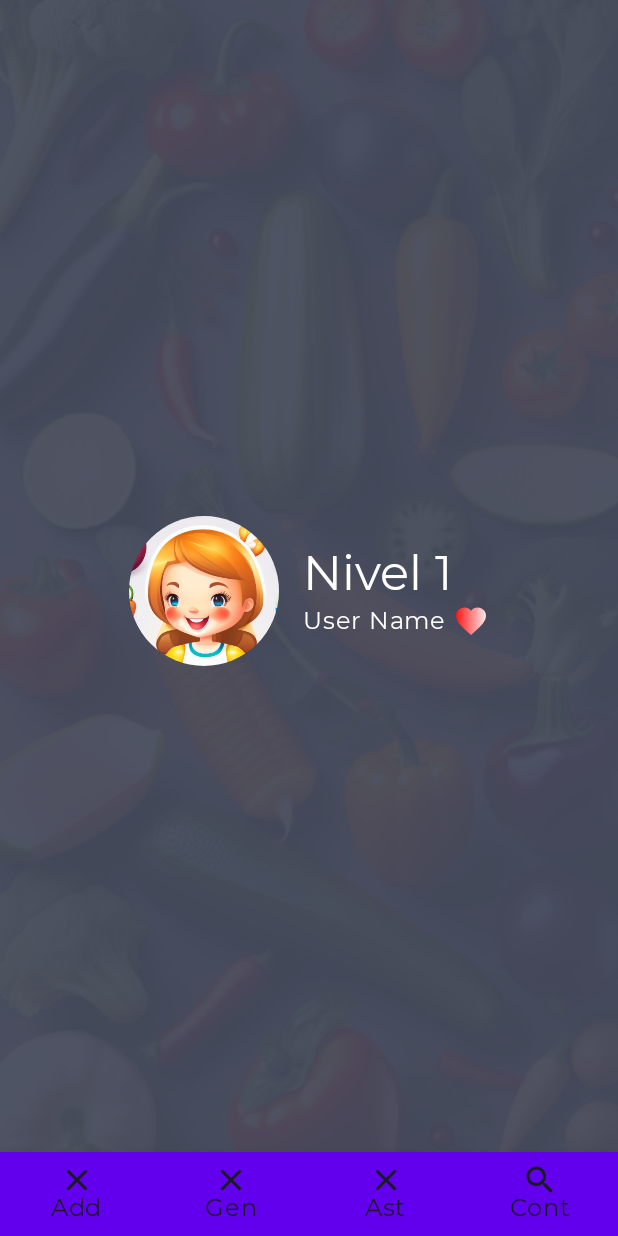
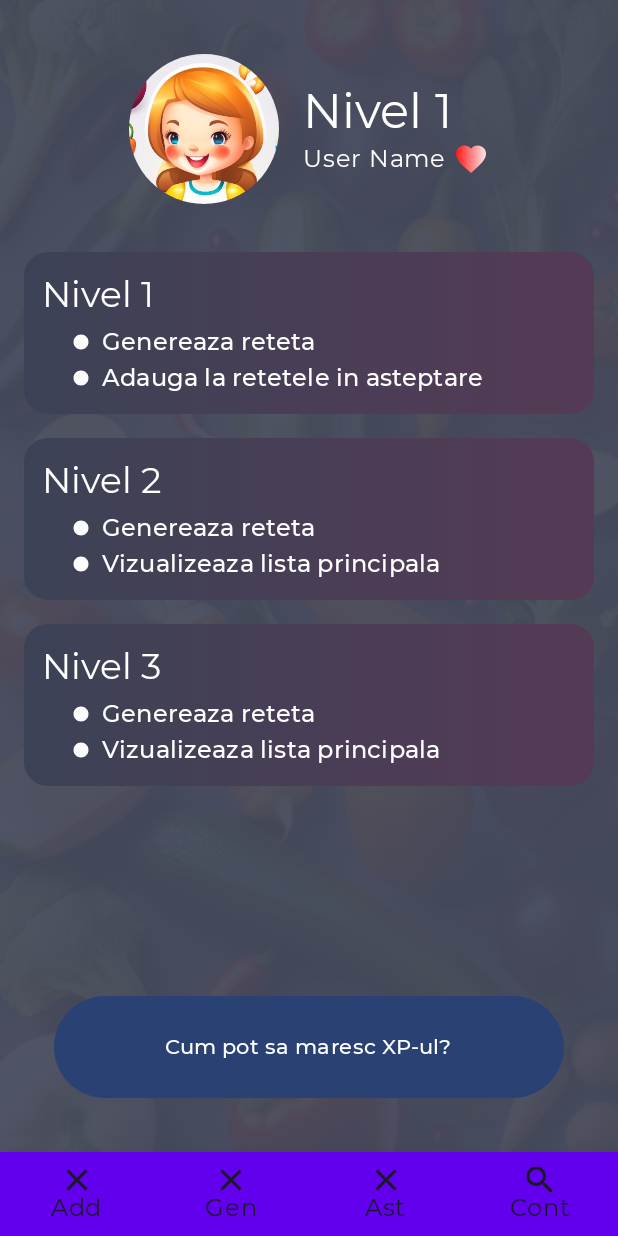
Before and after one commit to vladr7/EmaFoods, an Android app built with Jetpack Compose: the GameRoute screen opened through its navigation route, on a phone screen of 412 x 824 dp. Run offline under Robolectric (Android 15) with nearby library versions, the phone set to English and light mode, and no system bars; our stand-ins replace Dagger/Hilt's generated code, Firebase (no records; nobody signed in at launch, a user with empty details on screens opened directly); 1 statement that could not run was skipped.

Commit message:
LevelItem

```diff
--- a/app/src/main/java/com/example/emafoods/feature/profile/presentation/game/GameScreen.kt
+++ b/app/src/main/java/com/example/emafoods/feature/profile/presentation/game/GameScreen.kt
@@ -2,16 +2,22 @@ package com.example.emafoods.feature.profile.presentation.game
 
 import androidx.compose.foundation.Image
 import androidx.compose.foundation.background
+import androidx.compose.foundation.clickable
 import androidx.compose.foundation.layout.Arrangement
 import androidx.compose.foundation.layout.Box
 import androidx.compose.foundation.layout.Column
 import androidx.compose.foundation.layout.Row
+import androidx.compose.foundation.layout.Spacer
 import androidx.compose.foundation.layout.fillMaxSize
+import androidx.compose.foundation.layout.fillMaxWidth
 import androidx.compose.foundation.layout.padding
 import androidx.compose.foundation.layout.size
 import androidx.compose.foundation.shape.CircleShape
+import androidx.compose.foundation.shape.RoundedCornerShape
 import androidx.compose.material.icons.Icons
+import androidx.compose.material.icons.filled.Circle
 import androidx.compose.material.icons.filled.Favorite
+import androidx.compose.material3.Button
 import androidx.compose.material3.Icon
 import androidx.compose.material3.MaterialTheme
 import androidx.compose.material3.Text
@@ -32,9 +38,12 @@ import androidx.compose.ui.graphics.graphicsLayer
 import androidx.compose.ui.layout.ContentScale
 import androidx.compose.ui.layout.onGloballyPositioned
 import androidx.compose.ui.res.painterResource
+import androidx.compose.ui.res.stringResource
 import androidx.compose.ui.unit.IntSize
 import androidx.compose.ui.unit.dp
 import com.example.emafoods.R
+import com.example.emafoods.feature.profile.presentation.game.model.Level
+import com.example.emafoods.feature.profile.presentation.game.model.Permission
 
 @Composable
 fun GameRoute(
@@ -43,7 +52,10 @@ fun GameRoute(
     GameScreen(
         modifier = modifier,
         userName = "User Name",
-        level = "Nivel 1"
+        level = "Nivel 1",
+        onLevelClick = {
+
+        }
     )
 }
 
@@ -51,7 +63,8 @@ fun GameRoute(
 fun GameScreen(
     modifier: Modifier = Modifier,
     userName: String,
-    level: String
+    level: String,
+    onLevelClick: (Level) -> Unit
 ) {
     GameBackground()
     Column(
@@ -65,9 +78,150 @@ fun GameScreen(
             userName = userName,
             level = level
         )
+        LevelList(
+            modifier = modifier,
+            onLevelClick = onLevelClick
+        )
+        Spacer(modifier = modifier.weight(1f))
+        LevelUpButton(
+            modifier = modifier
+        )
     }
 
 }
+
+@Composable
+fun LevelUpButton(modifier: Modifier) {
+    Button(
+        onClick = { },
+        modifier = modifier
+            .padding(36.dp)
+            .fillMaxWidth()
+    ) {
+        Text(
+            text = stringResource(R.string.how_to_gain_xp),
+            color = MaterialTheme.colorScheme.onSecondary,
+            modifier = modifier
+                .padding(16.dp)
+        )
+    }
+}
+
+@Composable
+fun LevelItem(
+    modifier: Modifier,
+    level: Level,
+    onLevelClick: (Level) -> Unit
+) {
+    Box(
+        modifier = modifier
+            .padding(bottom = 16.dp)
+    ) {
+        Column(
+            modifier = Modifier
+                .clickable {
+                    onLevelClick(level)
+                }
+                .background(
+                    brush = Brush.horizontalGradient(
+                        listOf(
+                            MaterialTheme.colorScheme.secondary,
+                            MaterialTheme.colorScheme.tertiary
+                        ),
+                    ),
+                    shape = RoundedCornerShape(16.dp)
+                )
+                .padding(12.dp)
+                .fillMaxWidth()
+        ) {
+            Text(
+                text = level.name,
+                style = MaterialTheme.typography.headlineSmall,
+                color = MaterialTheme.colorScheme.onSecondary,
+                modifier = modifier
+                    .padding(bottom = 4.dp)
+            )
+            Column(
+                modifier = modifier
+                    .padding(start = 16.dp)
+            ) {
+                level.permissions.forEach { permission ->
+                    PermissionItem(
+                        modifier = modifier,
+                        permission = permission
+                    )
+                }
+            }
+        }
+    }
+
+}
+
+@Composable
+fun PermissionItem(
+    modifier: Modifier,
+    permission: Permission
+) {
+    Row(
+        verticalAlignment = Alignment.CenterVertically,
+    ) {
+        val onSecondary = MaterialTheme.colorScheme.onSecondary
+        val onTertiary = MaterialTheme.colorScheme.onTertiary
+        Icon(
+            imageVector = Icons.Filled.Circle,
+            contentDescription = null,
+            modifier = Modifier
+                .size(16.dp)
+                .padding(start = 4.dp)
+                .graphicsLayer(alpha = 0.99f)
+                .drawWithCache {
+                    onDrawWithContent {
+                        drawContent()
+                        drawRect(
+                            Brush.horizontalGradient(
+                                listOf(
+                                    onSecondary,
+                                    onTertiary
+                                )
+                            ), blendMode = BlendMode.SrcAtop
+                        )
+                    }
+                },
+        )
+        Text(
+            text = permission.value,
+            style = MaterialTheme.typography.titleMedium,
+            color = MaterialTheme.colorScheme.onSecondary,
+            modifier = modifier.padding(start = 8.dp)
+        )
+    }
+}
+
+@Composable
+fun LevelList(
+    modifier: Modifier,
+    levels: List<Level> = listOf(
+        Level("Nivel 1", listOf(Permission.GENERATE, Permission.ADD_TO_PENDING)),
+        Level("Nivel 2", listOf(Permission.GENERATE, Permission.MAIN_LIST_VISIBLE)),
+        Level("Nivel 3", listOf(Permission.GENERATE, Permission.MAIN_LIST_VISIBLE)),
+    ),
+    onLevelClick: (Level) -> Unit
+) {
+
+    Column(
+        modifier = modifier
+            .padding(16.dp)
+    ) {
+        levels.forEach { level ->
+            LevelItem(
+                modifier = modifier,
+                level = level,
+                onLevelClick = onLevelClick
+            )
+        }
+    }
+}
+
 
 @Composable
 fun GameHeader(
--- /dev/null
+++ b/app/src/main/java/com/example/emafoods/feature/profile/presentation/game/model/Level.kt
@@ -0,0 +1,6 @@
+package com.example.emafoods.feature.profile.presentation.game.model
+
+data class Level(
+    val name : String,
+    val permissions: List<Permission>
+)
--- /dev/null
+++ b/app/src/main/java/com/example/emafoods/feature/profile/presentation/game/model/Permission.kt
@@ -0,0 +1,9 @@
+package com.example.emafoods.feature.profile.presentation.game.model
+
+enum class Permission(val value: String) {
+    GENERATE("Genereaza reteta"),
+    ADD_TO_PENDING("Adauga la retetele in asteptare"),
+    ACCEPT_DENY_FROM_PENDING("Accepta/Respinge reteta"),
+    MAIN_LIST_VISIBLE("Vizualizeaza lista principala"),
+    EDIT_MAIN("Editeaza lista principala"),
+}
--- a/app/src/main/res/values/strings.xml
+++ b/app/src/main/res/values/strings.xml
@@ -17,4 +17,5 @@
     <string name="add_recipe">Adaugă rețeta</string>
     <string name="pending_food">Ast</string>
     <string name="profile">Cont</string>
+    <string name="how_to_gain_xp">Cum pot sa maresc XP-ul?</string>
 </resources>
```
